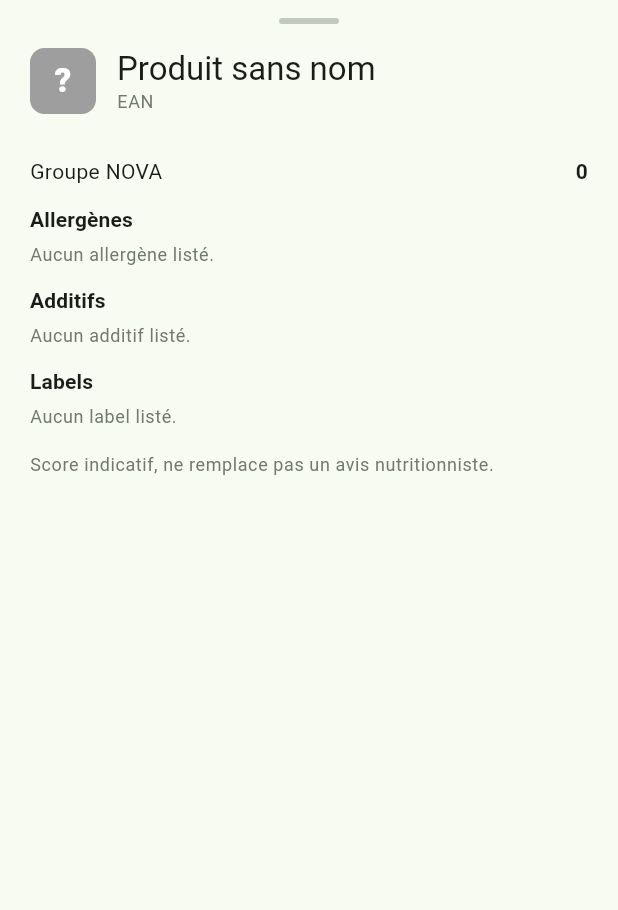
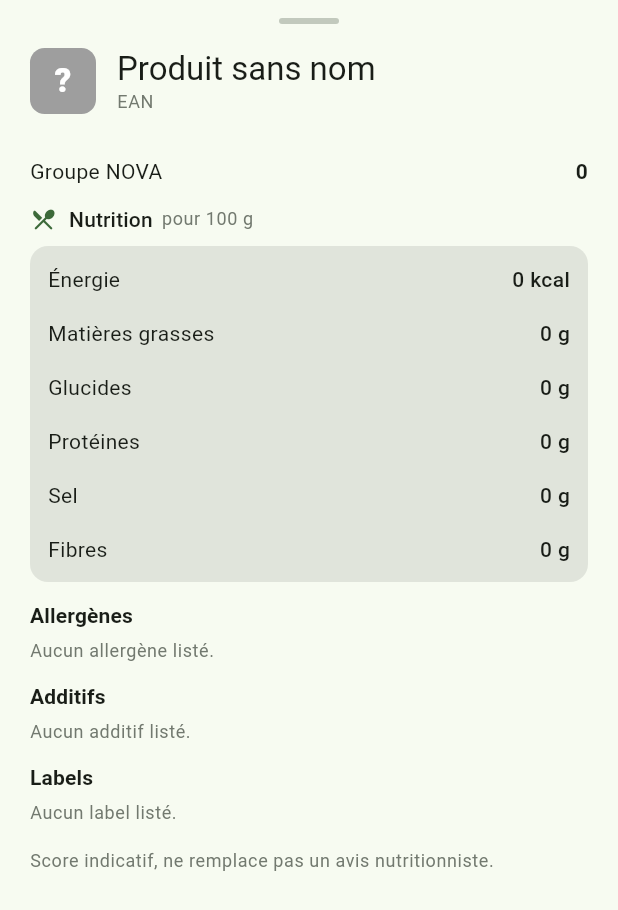
Before and after one commit to Matteodt974/MyAm, a Flutter app: the ProductResultSheet widget shown alone on an empty page, opened directly with empty values, on a phone screen of 412 x 824 dp. Shown: the top 910 px of the screen. Run offline on Flutter 3.47's test engine with Material 3 defaults, Android fonts, the phone set to English and light mode, and no system bars; our stand-ins replace csv, dio, flutter_riverpod, flutter_secure_storage, freezed_annotation, go_router and 5 more; missing offline and left inert: google_mlkit_text_recognition, mobile_scanner; accounts and stored records are empty; generated files the repository leaves out were written again.

Commit message:
feat: add nutrition facts to barcode scan results

```diff
--- /dev/null
+++ b/frontend/lib/features/scan_barcode/data/nutriments.dart
@@ -0,0 +1,60 @@
+/// UC-20 : profil nutritionnel d'un produit, pour 100 g / 100 ml.
+///
+/// Chaque valeur est nullable : Open Food Facts ne renseigne pas toujours la
+/// fiche complete, et afficher 0 a la place d'une valeur absente serait
+/// trompeur pour une personne allergique ou suivant un regime.
+class Nutriments {
+  const Nutriments({
+    this.energyKcal,
+    this.fat,
+    this.carbohydrates,
+    this.proteins,
+    this.salt,
+    this.fiber,
+  });
+
+  final double? energyKcal;
+  final double? fat;
+  final double? carbohydrates;
+  final double? proteins;
+  final double? salt;
+  final double? fiber;
+
+  bool get isEmpty =>
+      energyKcal == null &&
+      fat == null &&
+      carbohydrates == null &&
+      proteins == null &&
+      salt == null &&
+      fiber == null;
+
+  static Nutriments? fromJson(Object? json) {
+    if (json is! Map) return null;
+    final parsed = Nutriments(
+      energyKcal: _toDouble(json['energy_kcal']),
+      fat: _toDouble(json['fat']),
+      carbohydrates: _toDouble(json['carbohydrates']),
+      proteins: _toDouble(json['proteins']),
+      salt: _toDouble(json['salt']),
+      fiber: _toDouble(json['fiber']),
+    );
+    return parsed.isEmpty ? null : parsed;
+  }
+
+  Map<String, dynamic> toJson() => {
+    'energy_kcal': energyKcal,
+    'fat': fat,
+    'carbohydrates': carbohydrates,
+    'proteins': proteins,
+    'salt': salt,
+    'fiber': fiber,
+  };
+
+  static double? _toDouble(Object? value) {
+    if (value is num) return value.toDouble();
+    if (value is String && value.trim().isNotEmpty) {
+      return double.tryParse(value.trim());
+    }
+    return null;
+  }
+}
--- a/frontend/lib/features/scan_barcode/data/product_result.dart
+++ b/frontend/lib/features/scan_barcode/data/product_result.dart
@@ -1,3 +1,5 @@
+import 'nutriments.dart';
+
 class ProductResult {
   const ProductResult({
     required this.ean,
@@ -15,6 +17,7 @@
     this.riskLevel,
     this.matchedAllergens = const <String>[],
     this.undeterminedAllergens = const <String>[],
+    this.nutriments,
   });
 
   final String ean;
@@ -47,6 +50,8 @@
 
   final List<String> undeterminedAllergens;
 
+  final Nutriments? nutriments;
+
   factory ProductResult.fromJson(Map<String, dynamic> json) {
     return ProductResult(
       ean: json['ean'] as String,
@@ -64,6 +69,7 @@
       riskLevel: json['risk_level']?.toString(),
       matchedAllergens: _toStringList(json['matched_allergens']),
       undeterminedAllergens: _toStringList(json['undetermined_allergens']),
+      nutriments: Nutriments.fromJson(json['nutriments']),
     );
   }
 
@@ -84,6 +90,7 @@
       'risk_level': riskLevel,
       'matched_allergens': matchedAllergens,
       'undetermined_allergens': undeterminedAllergens,
+      'nutriments': nutriments?.toJson(),
     };
   }
 
--- /dev/null
+++ b/frontend/lib/features/scan_barcode/presentation/nutrition_table.dart
@@ -0,0 +1,184 @@
+import 'package:flutter/material.dart';
+
+import '../data/nutriments.dart';
+
+/// UC-20 : tableau nutritionnel pour 100 g avec mise en evidence des valeurs
+/// hors seuils.
+///
+/// Les seuils "eleve" reprennent les reperes front-of-pack de la Food Standards
+/// Agency (par 100 g de solide) : matieres grasses > 17,5 g et sel > 1,5 g. Les
+/// fibres sont mises en avant positivement a partir de 6 g, seuil de l'allegation
+/// "riche en fibres" du reglement europeen 1924/2006. L'energie, les glucides et
+/// les proteines n'ont pas de seuil grand public equivalent et restent neutres.
+class NutritionTable extends StatelessWidget {
+  const NutritionTable({super.key, required this.nutriments});
+
+  final Nutriments nutriments;
+
+  static const double _highFat = 17.5;
+  static const double _highSalt = 1.5;
+  static const double _highFiber = 6.0;
+
+  @override
+  Widget build(BuildContext context) {
+    final theme = Theme.of(context);
+
+    final rows = <_NutrientRow>[
+      _NutrientRow(
+        label: 'Énergie',
+        value: nutriments.energyKcal,
+        unit: 'kcal',
+      ),
+      _NutrientRow(
+        label: 'Matières grasses',
+        value: nutriments.fat,
+        unit: 'g',
+        isHigh: (v) => v > _highFat,
+        highNote: 'élevé',
+      ),
+      _NutrientRow(
+        label: 'Glucides',
+        value: nutriments.carbohydrates,
+        unit: 'g',
+      ),
+      _NutrientRow(label: 'Protéines', value: nutriments.proteins, unit: 'g'),
+      _NutrientRow(
+        label: 'Sel',
+        value: nutriments.salt,
+        unit: 'g',
+        isHigh: (v) => v > _highSalt,
+        highNote: 'élevé',
+      ),
+      _NutrientRow(
+        label: 'Fibres',
+        value: nutriments.fiber,
+        unit: 'g',
+        isGood: (v) => v >= _highFiber,
+        goodNote: 'riche en fibres',
+      ),
+    ];
+
+    return Column(
+      crossAxisAlignment: CrossAxisAlignment.start,
+      children: [
+        Row(
+          children: [
+            Icon(
+              Icons.local_dining_rounded,
+              size: 18,
+              color: theme.colorScheme.primary,
+            ),
+            const SizedBox(width: 8),
+            Text('Nutrition', style: theme.textTheme.titleSmall),
+            const SizedBox(width: 6),
+            Text(
+              'pour 100 g',
+              style: theme.textTheme.bodySmall?.copyWith(
+                color: theme.colorScheme.outline,
+              ),
+            ),
+          ],
+        ),
+        const SizedBox(height: 8),
+        Container(
+          decoration: BoxDecoration(
+            color: theme.colorScheme.surfaceContainerHighest,
+            borderRadius: BorderRadius.circular(12),
+          ),
+          padding: const EdgeInsets.symmetric(horizontal: 12, vertical: 4),
+          child: Column(
+            children: [for (final row in rows) _NutrientTile(row: row)],
+          ),
+        ),
+      ],
+    );
+  }
+}
+
+class _NutrientRow {
+  const _NutrientRow({
+    required this.label,
+    required this.value,
+    required this.unit,
+    this.isHigh,
+    this.highNote,
+    this.isGood,
+    this.goodNote,
+  });
+
+  final String label;
+  final double? value;
+  final String unit;
+  final bool Function(double)? isHigh;
+  final String? highNote;
+  final bool Function(double)? isGood;
+  final String? goodNote;
+}
+
+class _NutrientTile extends StatelessWidget {
+  const _NutrientTile({required this.row});
+
+  final _NutrientRow row;
+
+  @override
+  Widget build(BuildContext context) {
+    final theme = Theme.of(context);
+    final value = row.value;
+
+    final high = value != null && (row.isHigh?.call(value) ?? false);
+    final good = value != null && (row.isGood?.call(value) ?? false);
+
+    final color = high
+        ? theme.colorScheme.error
+        : good
+        ? theme.colorScheme.primary
+        : theme.colorScheme.onSurface;
+
+    final note = high ? row.highNote : (good ? row.goodNote : null);
+
+    return Padding(
+      padding: const EdgeInsets.symmetric(vertical: 8),
+      child: Row(
+        children: [
+          Expanded(child: Text(row.label, style: theme.textTheme.bodyMedium)),
+          if (note != null) ...[
+            Container(
+              padding: const EdgeInsets.symmetric(horizontal: 8, vertical: 2),
+              decoration: BoxDecoration(
+                color: high
+                    ? theme.colorScheme.errorContainer
+                    : theme.colorScheme.primaryContainer,
+                borderRadius: BorderRadius.circular(8),
+              ),
+              child: Text(
+                note,
+                style: theme.textTheme.labelSmall?.copyWith(
+                  color: high
+                      ? theme.colorScheme.onErrorContainer
+                      : theme.colorScheme.onPrimaryContainer,
+                  fontWeight: FontWeight.w700,
+                ),
+              ),
+            ),
+            const SizedBox(width: 8),
+          ],
+          Text(
+            value == null ? '—' : '${_format(value)} ${row.unit}',
+            style: theme.textTheme.bodyMedium?.copyWith(
+              color: value == null ? theme.colorScheme.outline : color,
+              fontWeight: high || good ? FontWeight.w700 : FontWeight.w500,
+            ),
+          ),
+        ],
+      ),
+    );
+  }
+
+  static String _format(double value) {
+    if (value >= 100) return value.round().toString();
+    final rounded = (value * 10).round() / 10;
+    return rounded == rounded.roundToDouble()
+        ? rounded.round().toString()
+        : rounded.toStringAsFixed(1);
+  }
+}
```
Also changed, not shown: frontend/lib/features/scan_barcode/presentation/product_result_sheet.dart (+17 -77 lines), 4 other files.
